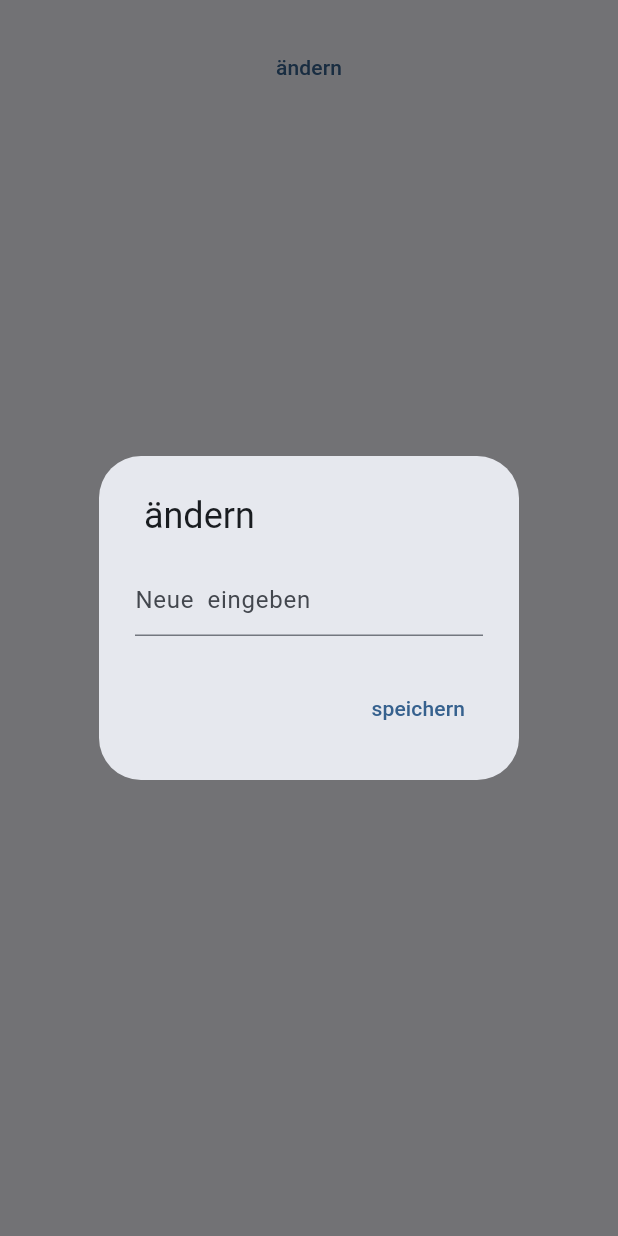
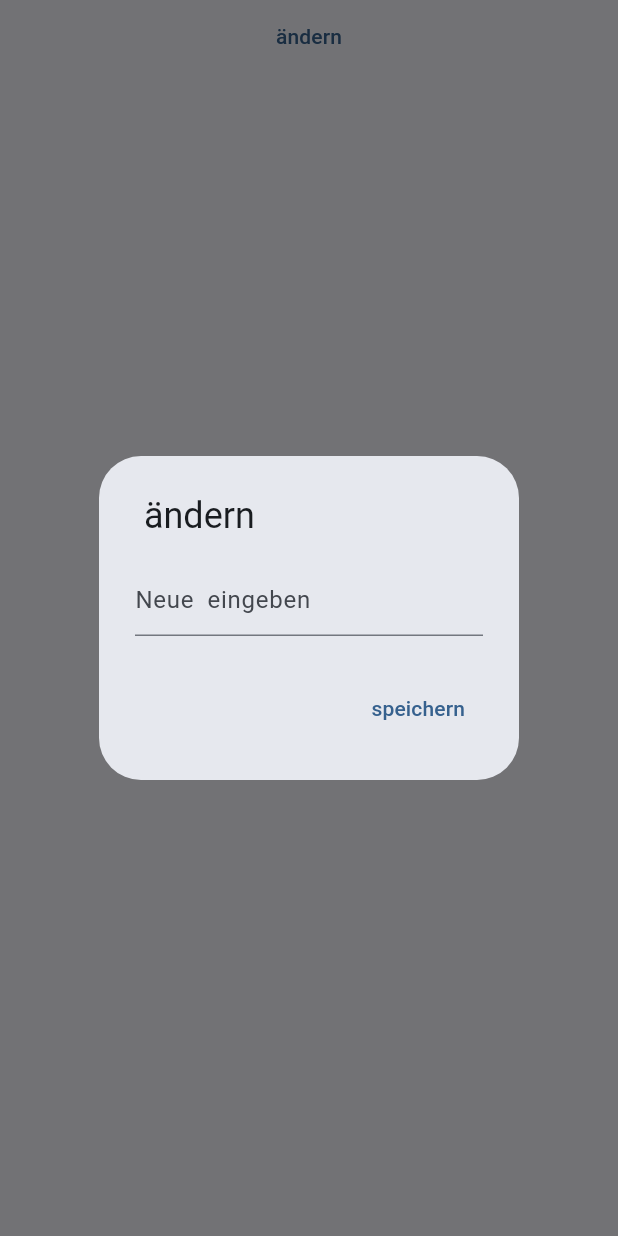
Before and after one commit to thomasalcock/302FoundFrontend, a Flutter app: the ModifiableAttribute widget shown alone on an empty page, opened directly with empty values, after a tap on "ändern", on a phone screen of 412 x 824 dp. Run offline on Flutter 3.47's test engine with Material 3 defaults, Android fonts, the phone set to English and light mode, and no system bars; our stand-ins replace flutter_dotenv; accounts and stored records are empty.

Commit message:
Remove titles from account page

```diff
--- a/lib/account/modifiable_attribute.dart
+++ b/lib/account/modifiable_attribute.dart
@@ -19,10 +19,7 @@
 class ModifiableAttributeState extends State<ModifiableAttribute> {
   @override
   Widget build(BuildContext context) {
-    return Column(
-      children: [
-        Text(widget.label),
-        Row(
+    return Row(
       mainAxisAlignment: MainAxisAlignment.center,
       children: [
         Text(widget.value),
@@ -58,8 +55,6 @@
           child: Text('ändern'),
         ),
       ],
-        ),
-      ],
     );
   }
 }
```
Lines whose indentation alone changed are shown as unchanged.
